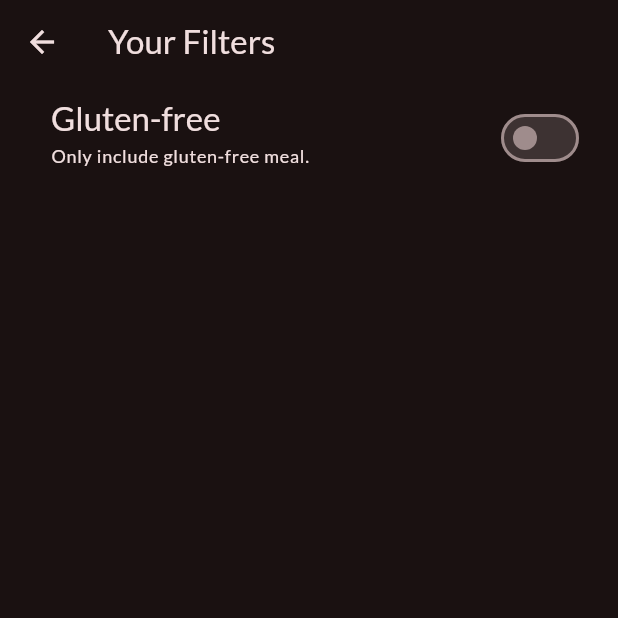
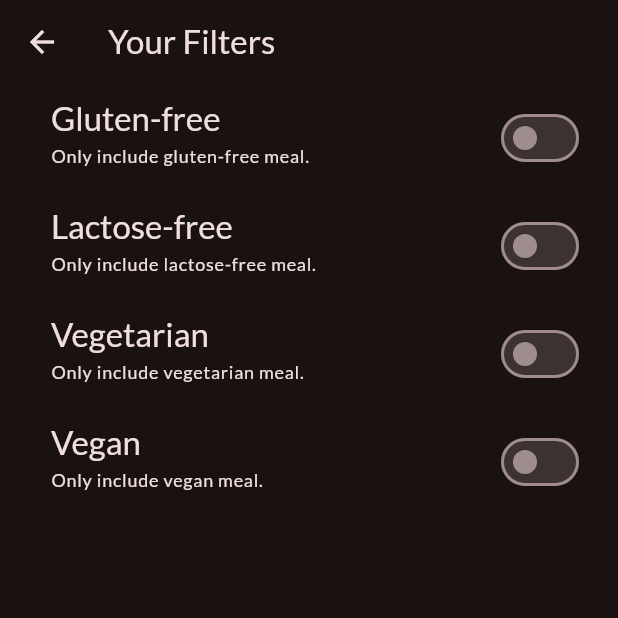
Before and after one commit to devhub726/Flutter-for-Beginners, a Flutter app: the FilterScreen screen opened directly, on a phone screen of 412 x 824 dp, the top half of it. Run offline on Flutter 3.47's test engine with Material 3 defaults, Android fonts, the phone set to English and light mode, and no system bars; our stand-ins replace google_fonts, transparent_image.

Commit message:
Adding More Filter Options

```diff
--- a/lib/screens/filter.dart
+++ b/lib/screens/filter.dart
@@ -1,6 +1,4 @@
 import 'package:flutter/material.dart';
-import 'package:meals_app/screens/tabs.dart';
-import 'package:meals_app/widgets/main_drawer.dart';
 
 class FilterScreen extends StatefulWidget {
   const FilterScreen({super.key});
@@ -11,6 +9,9 @@ class FilterScreen extends StatefulWidget {
 
 class _FilterScreenState extends State<FilterScreen> {
   var _glutenFreeFilterSet = false;
+  var _lactoseFreeFilterSet = false;
+  var _vegetarianFilterSet = false;
+  var _veganFilterSet = false;
 
   @override
   Widget build(BuildContext context) {
@@ -52,6 +53,72 @@ class _FilterScreenState extends State<FilterScreen> {
             activeColor: Theme.of(context).colorScheme.secondary,
             contentPadding: const EdgeInsets.only(left: 34, right: 22),
           ),
+          SwitchListTile(
+            value: _lactoseFreeFilterSet,
+            onChanged: (isChecked) {
+              setState(() {
+                _lactoseFreeFilterSet = isChecked;
+              });
+            },
+            title: Text(
+              "Lactose-free",
+              style: Theme.of(context).textTheme.titleLarge!.copyWith(
+                    color: Theme.of(context).colorScheme.onSurface,
+                  ),
+            ),
+            subtitle: Text(
+              "Only include lactose-free meal.",
+              style: Theme.of(context).textTheme.labelMedium!.copyWith(
+                    color: Theme.of(context).colorScheme.onSurface,
+                  ),
+            ),
+            activeColor: Theme.of(context).colorScheme.secondary,
+            contentPadding: const EdgeInsets.only(left: 34, right: 22),
+          ),
+          SwitchListTile(
+            value: _vegetarianFilterSet,
+            onChanged: (isChecked) {
+              setState(() {
+                _vegetarianFilterSet = isChecked;
+              });
+            },
+            title: Text(
+              "Vegetarian",
+              style: Theme.of(context).textTheme.titleLarge!.copyWith(
+                    color: Theme.of(context).colorScheme.onSurface,
+                  ),
+            ),
+            subtitle: Text(
+              "Only include vegetarian meal.",
+              style: Theme.of(context).textTheme.labelMedium!.copyWith(
+                    color: Theme.of(context).colorScheme.onSurface,
+                  ),
+            ),
+            activeColor: Theme.of(context).colorScheme.secondary,
+            contentPadding: const EdgeInsets.only(left: 34, right: 22),
+          ),
+          SwitchListTile(
+            value: _veganFilterSet,
+            onChanged: (isChecked) {
+              setState(() {
+                _veganFilterSet = isChecked;
+              });
+            },
+            title: Text(
+              "Vegan",
+              style: Theme.of(context).textTheme.titleLarge!.copyWith(
+                    color: Theme.of(context).colorScheme.onSurface,
+                  ),
+            ),
+            subtitle: Text(
+              "Only include vegan meal.",
+              style: Theme.of(context).textTheme.labelMedium!.copyWith(
+                    color: Theme.of(context).colorScheme.onSurface,
+                  ),
+            ),
+            activeColor: Theme.of(context).colorScheme.secondary,
+            contentPadding: const EdgeInsets.only(left: 34, right: 22),
+          ),
         ],
       ),
     );
```
